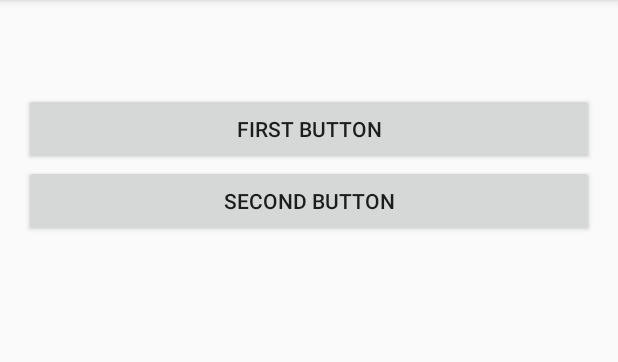
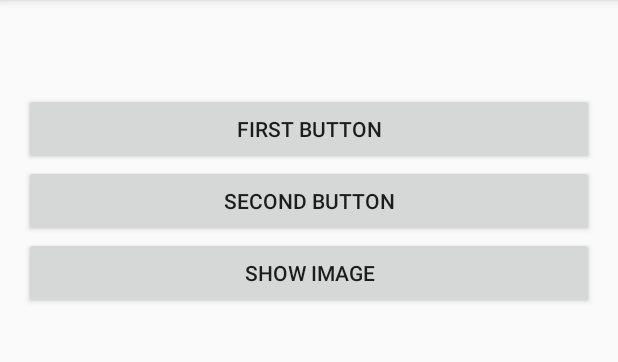
Before and after one commit to shevtsod/ENSE483, an Android app: the screen it shows after launch (MainActivity), on a phone screen of 412 x 824 dp, the part 84-446 px from its top. Run offline under Robolectric (Android 15) with nearby library versions, the light colour scheme and no system bars.

Commit message:
Lab 1 - Add button to show/hide image
- Add third button to show/hide ImageView element
- Rescale `cats.jpg` to 40% to prevent bitmap too large error

```diff
--- a/lab1/app/src/main/res/layout/activity_main.xml
+++ b/lab1/app/src/main/res/layout/activity_main.xml
@@ -1,6 +1,7 @@
 <?xml version="1.0" encoding="utf-8"?>
 <RelativeLayout
     xmlns:android="http://schemas.android.com/apk/res/android"
+    xmlns:app="http://schemas.android.com/apk/res-auto"
     xmlns:tools="http://schemas.android.com/tools"
     android:id="@+id/activity_main"
     android:layout_width="match_parent"
@@ -28,4 +29,22 @@
         android:layout_below="@+id/btnOne"
         android:layout_centerHorizontal="true"
         android:id="@+id/btnTwo"/>
+
+    <Button
+        android:id="@+id/btnThree"
+        android:layout_width="match_parent"
+        android:layout_height="wrap_content"
+        android:layout_below="@+id/btnTwo"
+        android:layout_centerHorizontal="true"
+        android:text="Show Image" />
+
+    <ImageView
+        android:id="@+id/image"
+        android:layout_width="wrap_content"
+        android:layout_height="wrap_content"
+        android:layout_below="@+id/btnThree"
+        android:layout_marginTop="46dp"
+        android:contentDescription="Cats looking at viewer"
+        android:visibility="invisible"
+        app:srcCompat="@drawable/cats" />
 </RelativeLayout>
```
Also changed, not shown: lab1/app/src/main/java/com/tabian/buttons/MainActivity.java (+20 -0 lines), lab1/app/src/main/res/drawable/cats.jpg.
